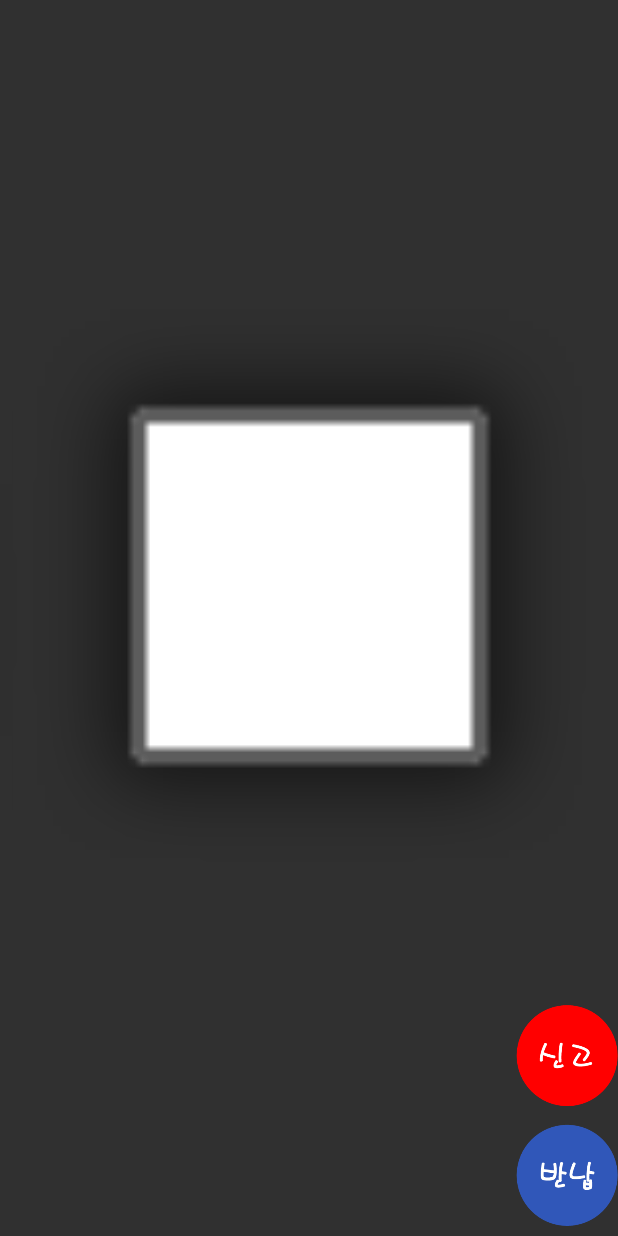
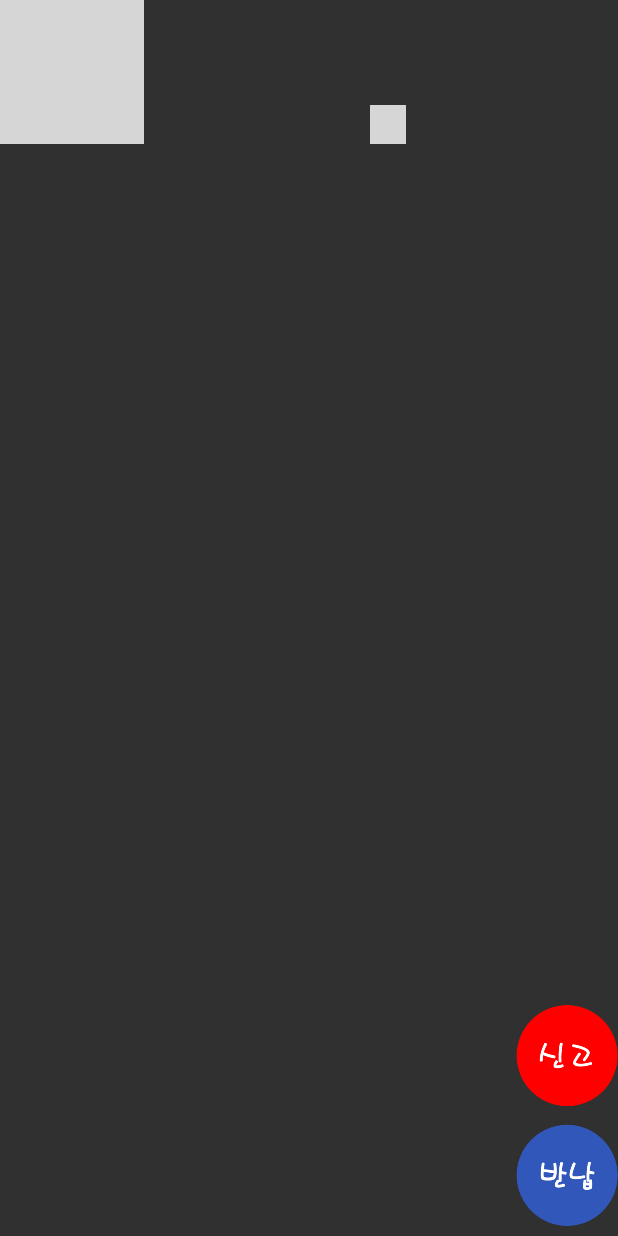
Before and after one commit to k-young-passionate/Android_Finding_Lost_Kids, an Android app: the layout finding_kid_location.xml on its own in the app's theme, with its tools: preview values and no code run, on a phone screen of 412 x 824 dp. Run offline under Robolectric (Android 15) with nearby library versions, the light colour scheme and no system bars; grey boxes are pictures that could not be loaded.

```diff
--- a/app/build.gradle
+++ b/app/build.gradle
@@ -26,4 +26,6 @@ dependencies {
     testImplementation 'junit:junit:4.12'
     androidTestImplementation 'com.android.support.test:runner:1.0.2'
     androidTestImplementation 'com.android.support.test.espresso:espresso-core:3.0.2'
+
+    implementation 'com.commit451:PhotoView:1.2.4'
 }
--- a/app/src/main/res/layout/finding_kid_location.xml
+++ b/app/src/main/res/layout/finding_kid_location.xml
@@ -1,5 +1,5 @@
 <?xml version="1.0" encoding="utf-8"?>
-<RelativeLayout xmlns:android="http://schemas.android.com/apk/res/android"
+<android.support.design.widget.CoordinatorLayout xmlns:android="http://schemas.android.com/apk/res/android"
     xmlns:app="http://schemas.android.com/apk/res-auto"
     xmlns:tools="http://schemas.android.com/tools"
     android:layout_width="match_parent"
@@ -7,15 +7,38 @@
     tools:context="com.example.kyshi.finding_lost_kids_application.Finding_Kid_Location_Activity">
 
 
+    <RelativeLayout
+        android:layout_width="match_parent"
+        android:layout_height="wrap_content">
+
+
+        <ImageView
+            android:id="@+id/mapView"
+            android:layout_width="wrap_content"
+            android:layout_height="wrap_content"
+            android:contentDescription="@string/mapcall"
+            android:src="@drawable/map" />
+
+        <ImageView
+            android:id="@+id/location"
+            android:layout_width="24dp"
+            android:layout_height="26dp"
+            android:layout_alignParentEnd="true"
+            android:layout_alignParentTop="true"
+            android:layout_marginEnd="141dp"
+            android:layout_marginTop="70dp"
+            android:contentDescription="location"
+            android:src="@drawable/location"
+            android:visibility="visible" />
+
+
         <ImageView
             android:id="@+id/reportbutton"
             android:layout_width="68dp"
             android:layout_height="78dp"
-
-
             android:layout_above="@+id/returnbutton"
             android:layout_alignParentEnd="true"
-        app:srcCompat="@drawable/reportbutton" />
+            app:srcCompat="@drawable/reportbutton"/>
 
         <ImageView
             android:id="@+id/returnbutton"
@@ -24,15 +47,9 @@
             android:layout_alignParentBottom="true"
             android:layout_alignParentEnd="true"
             app:srcCompat="@drawable/returnbutton" />
-
-    <ImageView
-        android:id="@+id/mapView"
-        android:layout_width="match_parent"
-        android:layout_height="match_parent"
-        android:layout_alignParentStart="true"
-        android:layout_alignParentTop="true"
-        android:contentDescription="call the map of the place the registered kid is in"
-        app:srcCompat="@android:drawable/alert_light_frame" />
+    </RelativeLayout>
 
 
-</RelativeLayout>
+
+
+</android.support.design.widget.CoordinatorLayout>
--- a/app/src/main/res/values/strings.xml
+++ b/app/src/main/res/values/strings.xml
@@ -1,4 +1,5 @@
 <resources>
     <string name="app_name">아이 Here</string>
     <string name="title_activity_finding__kid__location_">아이 Here</string>
+    <string name="mapcall">MapCall</string>
 </resources>
```
Also changed, not shown: app/src/main/java/com/example/kyshi/finding_lost_kids_application/Kid_Photo_Upload_Activity.java (+23 -14 lines), app/src/main/java/com/example/kyshi/finding_lost_kids_application/MainActivity.java (+5 -4 lines), app/src/main/java/com/example/kyshi/finding_lost_kids_application/User_Home_Activity.java (+10 -5 lines). Lines whose indentation alone changed are shown as unchanged.
